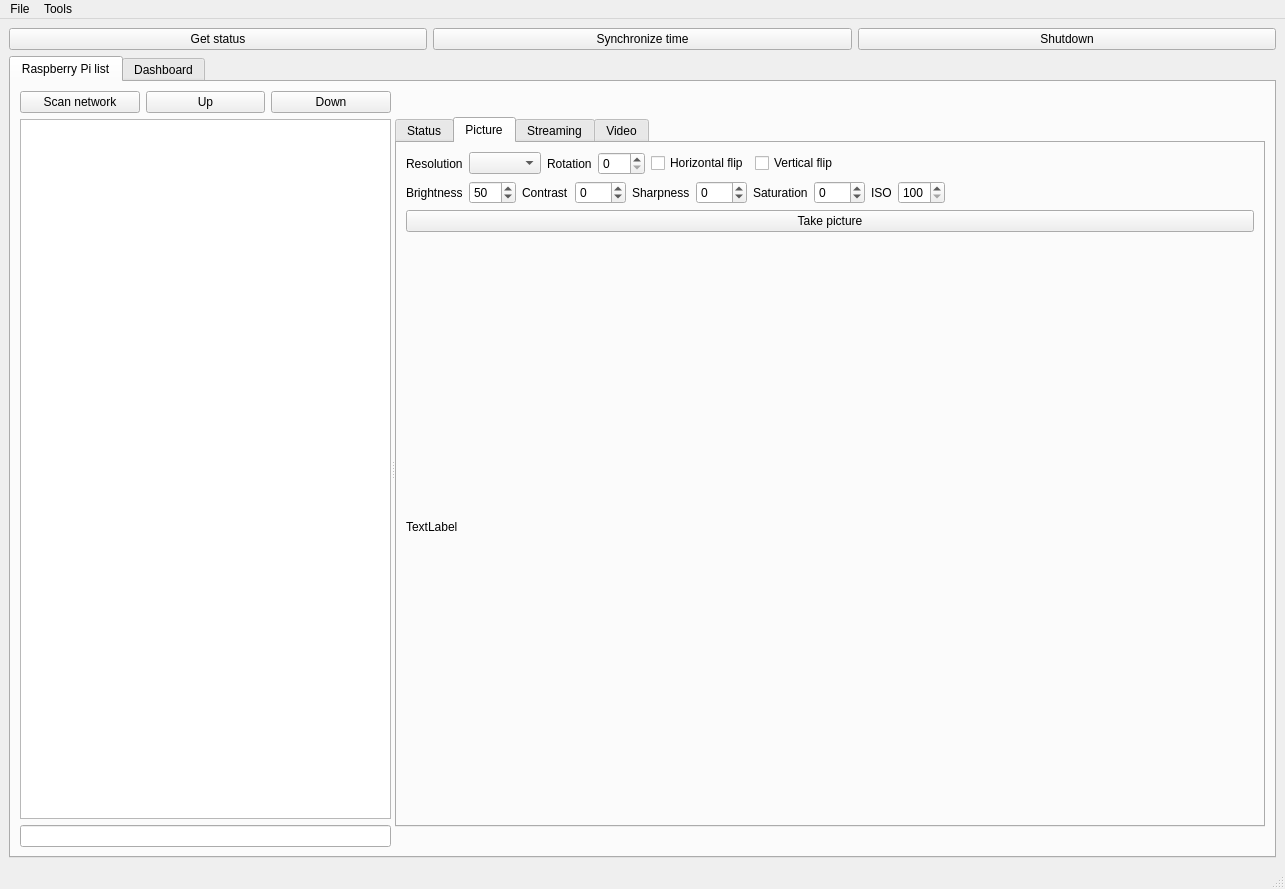
olivierfriard/raspberry_video-recording_coordinator, file src/coordinator/coordinator.ui: the form before one commit.
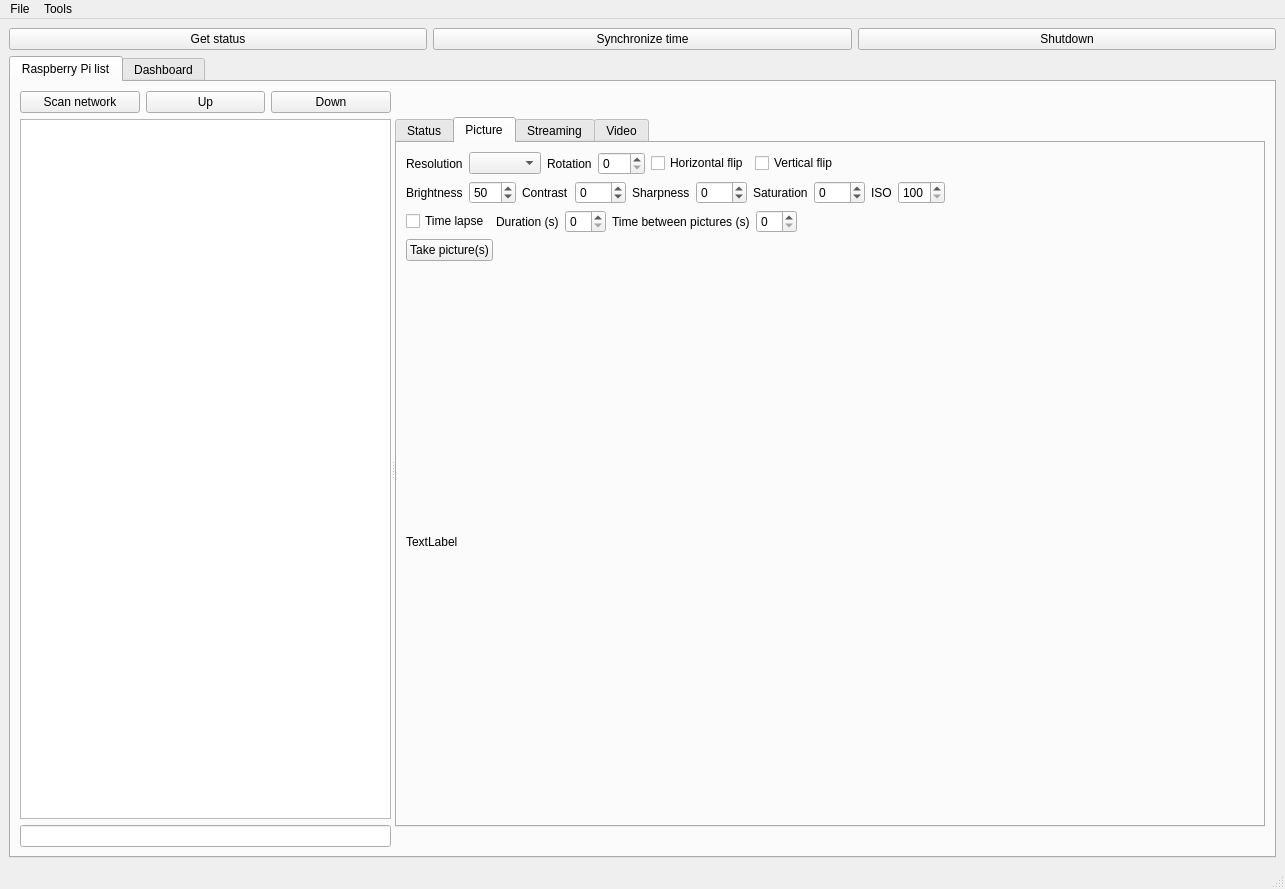
The form after the commit.

What changed in the file:
```diff
--- a/src/coordinator/coordinator.ui
+++ b/src/coordinator/coordinator.ui
@@ -334,10 +334,6 @@
                <attribute name="title">
                 <string>Picture</string>
                </attribute>
-               <layout class="QVBoxLayout" name="verticalLayout_11">
-                <item>
-                 <layout class="QVBoxLayout" name="verticalLayout_7">
-                  <item>
                    <layout class="QVBoxLayout" name="verticalLayout_6">
                     <item>
                      <layout class="QHBoxLayout" name="horizontalLayout_2">
@@ -503,12 +499,71 @@
                      </layout>
                     </item>
                     <item>
+                 <layout class="QHBoxLayout" name="horizontalLayout_14">
+                  <item>
+                   <widget class="QCheckBox" name="time_lapse_cb">
+                    <property name="text">
+                     <string>Time lapse</string>
+                    </property>
+                   </widget>
+                  </item>
+                  <item>
+                   <widget class="QLabel" name="label_20">
+                    <property name="text">
+                     <string>Duration (s)</string>
+                    </property>
+                   </widget>
+                  </item>
+                  <item>
+                   <widget class="QSpinBox" name="time_lapse_duration_sb"/>
+                  </item>
+                  <item>
+                   <widget class="QLabel" name="label_21">
+                    <property name="text">
+                     <string>Time between pictures (s)</string>
+                    </property>
+                   </widget>
+                  </item>
+                  <item>
+                   <widget class="QSpinBox" name="time_lapse_between_sb"/>
+                  </item>
+                  <item>
+                   <spacer name="horizontalSpacer_6">
+                    <property name="orientation">
+                     <enum>Qt::Horizontal</enum>
+                    </property>
+                    <property name="sizeHint" stdset="0">
+                     <size>
+                      <width>40</width>
+                      <height>20</height>
+                     </size>
+                    </property>
+                   </spacer>
+                  </item>
+                 </layout>
+                </item>
+                <item>
+                 <layout class="QHBoxLayout" name="horizontalLayout_15">
+                  <item>
                      <widget class="QPushButton" name="take_picture_pb">
                       <property name="text">
-                       <string>Take picture</string>
+                     <string>Take picture(s)</string>
                       </property>
                      </widget>
                     </item>
+                  <item>
+                   <spacer name="horizontalSpacer_5">
+                    <property name="orientation">
+                     <enum>Qt::Horizontal</enum>
+                    </property>
+                    <property name="sizeHint" stdset="0">
+                     <size>
+                      <width>40</width>
+                      <height>20</height>
+                     </size>
+                    </property>
+                   </spacer>
+                  </item>
                    </layout>
                   </item>
                   <item>
@@ -517,8 +572,6 @@
                      <string>TextLabel</string>
                     </property>
                    </widget>
-                  </item>
-                 </layout>
                 </item>
                </layout>
               </widget>
```
Lines whose indentation alone changed are shown as unchanged.
